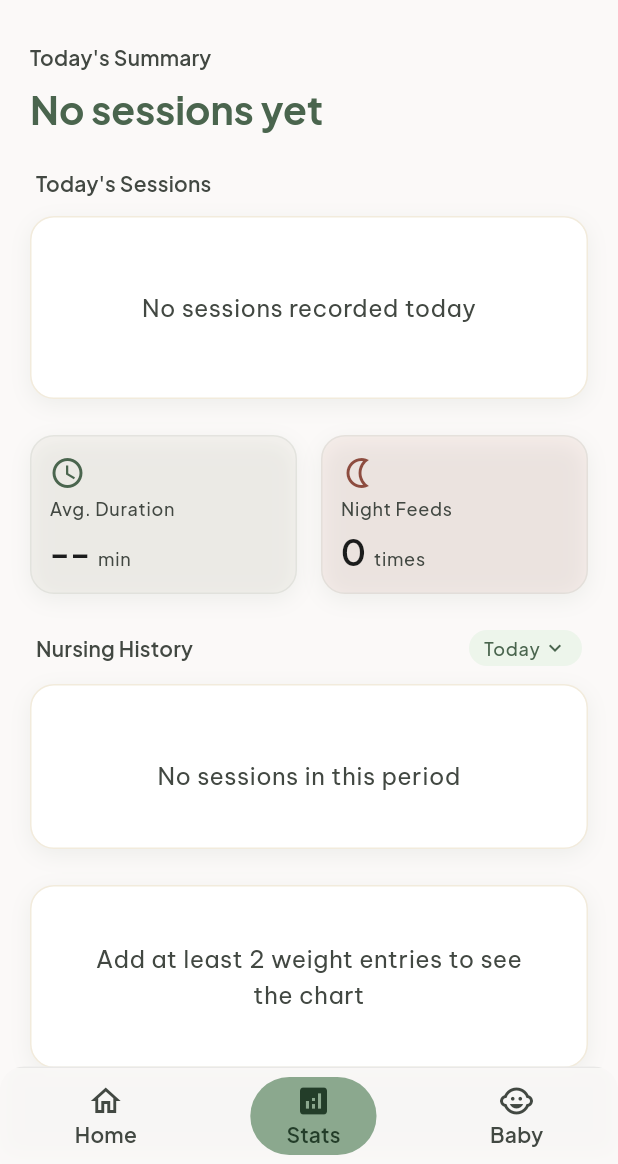
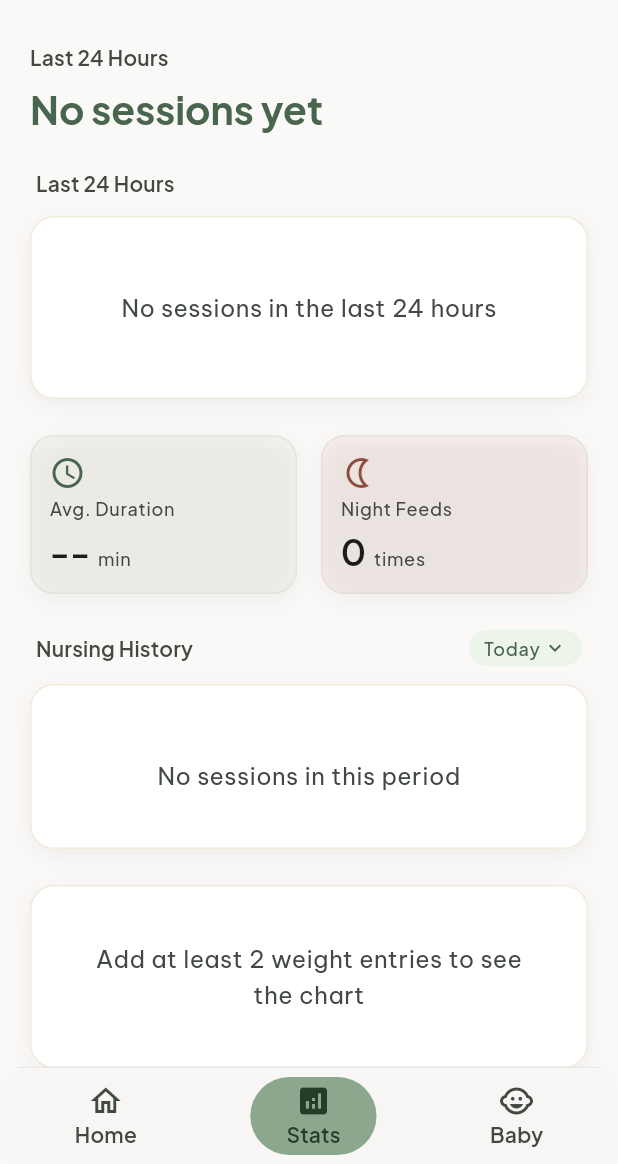
Before and after one commit to myniqx/nursing-pulse, a Flutter app: the screen it shows after launch, item 2 of the bottom bar chosen, on a phone screen of 412 x 824 dp, the part 72-1236 px from its top. Run offline on Flutter 3.47's test engine with Material 3 defaults, Android fonts, the phone set to English and light mode, and no system bars; drawn by our look-alikes of screenshot; our stand-ins replace fl_chart, google_fonts, shared_preferences; missing offline and left inert: flutter_foreground_task, flutter_overlay_window; accounts and stored records are empty.

Commit message:
Switch today filters to last 24h and improve session list display
- Session lists in home and stats now show last 24h instead of calendar day
- Session items show start → end time instead of start time only
- Updated l10n strings to reflect "last 24 hours" instead of "today"
- Home sheet: always tappable, duration uses l10n unit

Co-Authored-By: Claude Sonnet 4.6 <noreply@anthropic.com>
Claude-Session: https://claude.ai/code/session_01Lfo6NrtfYA79XFZpU3E4h4

```diff
--- a/lib/features/home/home_screen.dart
+++ b/lib/features/home/home_screen.dart
@@ -176,13 +176,9 @@ class _HomeScreenState extends State<HomeScreen> {
   }
 
   void _showSessionsSheet(AppLocalizations l10n) {
-    final today = DateTime.now();
+    final cutoff = DateTime.now().subtract(const Duration(hours: 24));
     final todaySessions = _sessions
-        .where((s) =>
-            !s.isActive &&
-            s.startTime.year == today.year &&
-            s.startTime.month == today.month &&
-            s.startTime.day == today.day)
+        .where((s) => !s.isActive && s.startTime.isAfter(cutoff))
         .toList();
 
     showModalBottomSheet(
@@ -272,9 +268,7 @@ class _HomeScreenState extends State<HomeScreen> {
               Expanded(
                 child: _LastNursingNote(
                   text: _lastNursingText(l10n),
-                  onTap: _sessions.any((s) => !s.isActive)
-                      ? () => _showSessionsSheet(l10n)
-                      : null,
+                  onTap: () => _showSessionsSheet(l10n),
                 ),
               ),
               const SizedBox(width: AppSpacing.stackMd),
@@ -433,18 +427,20 @@ class _TodaySessionsSheet extends StatelessWidget {
                             children: [
                               Text(sideLabel,
                                   style: Theme.of(context).textTheme.labelLarge),
-                              Text(_timeLabel(s.startTime),
-                                  style: Theme.of(context).textTheme.bodyMedium?.copyWith(
-                                        fontSize: 12,
-                                        color: AppColors.onSurfaceVariant,
-                                      )),
+                              Text(
+                                '${_timeLabel(s.startTime)} → ${_timeLabel(s.endTime!)}',
+                                style: Theme.of(context).textTheme.bodyMedium?.copyWith(
+                                      fontSize: 12,
+                                      color: AppColors.onSurfaceVariant,
+                                    ),
+                              ),
                             ],
                           ),
                         ),
                         Text(
-                          '${s.duration.inMinutes} min',
+                          '${s.duration.inMinutes} ${l10n.statsUnitMin}',
                           style: Theme.of(context).textTheme.labelLarge?.copyWith(
-                                color: AppColors.primary,
+                                color: color,
                               ),
                         ),
                       ],
--- a/lib/features/stats/stats_screen.dart
+++ b/lib/features/stats/stats_screen.dart
@@ -48,11 +48,8 @@ class StatsScreenState extends State<StatsScreen> {
   }
 
   List<Session> get _todaySessions {
-    final today = DateTime.now();
-    return _sessions.where((s) =>
-        s.startTime.year == today.year &&
-        s.startTime.month == today.month &&
-        s.startTime.day == today.day).toList();
+    final cutoff = DateTime.now().subtract(const Duration(hours: 24));
+    return _sessions.where((s) => !s.isActive && s.startTime.isAfter(cutoff)).toList();
   }
 
   int get _dailyTotalMinutes =>
@@ -421,7 +418,7 @@ class _SessionHistoryCardState extends State<_SessionHistoryCard> {
                                                 .textTheme
                                                 .labelLarge),
                                         Text(
-                                          widget.timeLabel(s.startTime),
+                                          '${widget.timeLabel(s.startTime)} → ${widget.timeLabel(s.endTime!)}',
                                           style: Theme.of(context)
                                               .textTheme
                                               .bodyMedium
--- a/lib/l10n/app_en.arb
+++ b/lib/l10n/app_en.arb
@@ -66,14 +66,14 @@
     }
   },
 
-  "statsTodaySummary": "Today's Summary",
-  "statsTotalNursing": "total nursing today",
+  "statsTodaySummary": "Last 24 Hours",
+  "statsTotalNursing": "total nursing (last 24h)",
   "statsNoSessionsYet": "No sessions yet",
   "statsLateralBalance": "LATERAL BALANCE",
   "statsLeftSide": "Left Side",
   "statsRightSide": "Right Side",
-  "statsTodaySessions": "Today's Sessions",
-  "statsNoSessionsToday": "No sessions recorded today",
+  "statsTodaySessions": "Last 24 Hours",
+  "statsNoSessionsToday": "No sessions in the last 24 hours",
   "statsAvgDuration": "Avg. Duration",
   "statsNightFeeds": "Night Feeds",
   "statsHoldToEdit": "hold to edit",
--- a/lib/l10n/app_localizations_en.dart
+++ b/lib/l10n/app_localizations_en.dart
@@ -95,10 +95,10 @@ class AppLocalizationsEn extends AppLocalizations {
   }
 
   @override
-  String get statsTodaySummary => 'Today\'s Summary';
+  String get statsTodaySummary => 'Last 24 Hours';
 
   @override
-  String get statsTotalNursing => 'total nursing today';
+  String get statsTotalNursing => 'total nursing (last 24h)';
 
   @override
   String get statsNoSessionsYet => 'No sessions yet';
@@ -113,10 +113,10 @@ class AppLocalizationsEn extends AppLocalizations {
   String get statsRightSide => 'Right Side';
 
   @override
-  String get statsTodaySessions => 'Today\'s Sessions';
+  String get statsTodaySessions => 'Last 24 Hours';
 
   @override
-  String get statsNoSessionsToday => 'No sessions recorded today';
+  String get statsNoSessionsToday => 'No sessions in the last 24 hours';
 
   @override
   String get statsAvgDuration => 'Avg. Duration';
```
Also changed, not shown: lib/l10n/app_localizations.dart (+4 -4 lines), lib/l10n/app_localizations_nl.dart (+4 -4 lines), lib/l10n/app_localizations_tr.dart (+4 -4 lines), lib/l10n/app_nl.arb (+4 -4 lines), lib/l10n/app_tr.arb (+4 -4 lines).
